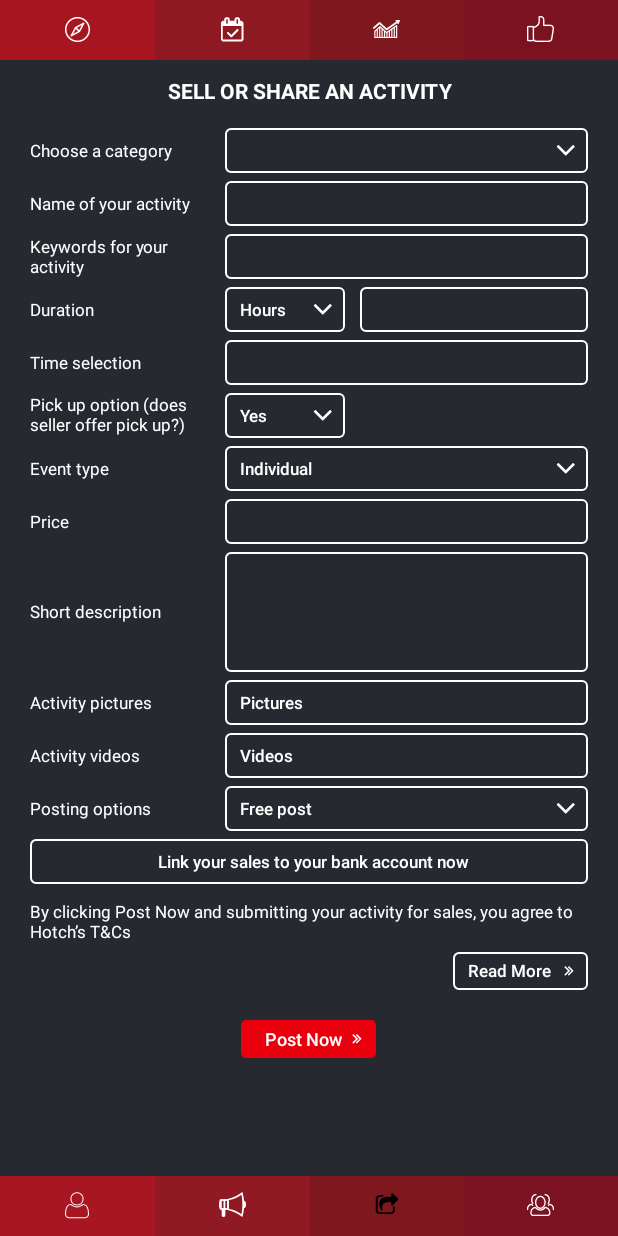
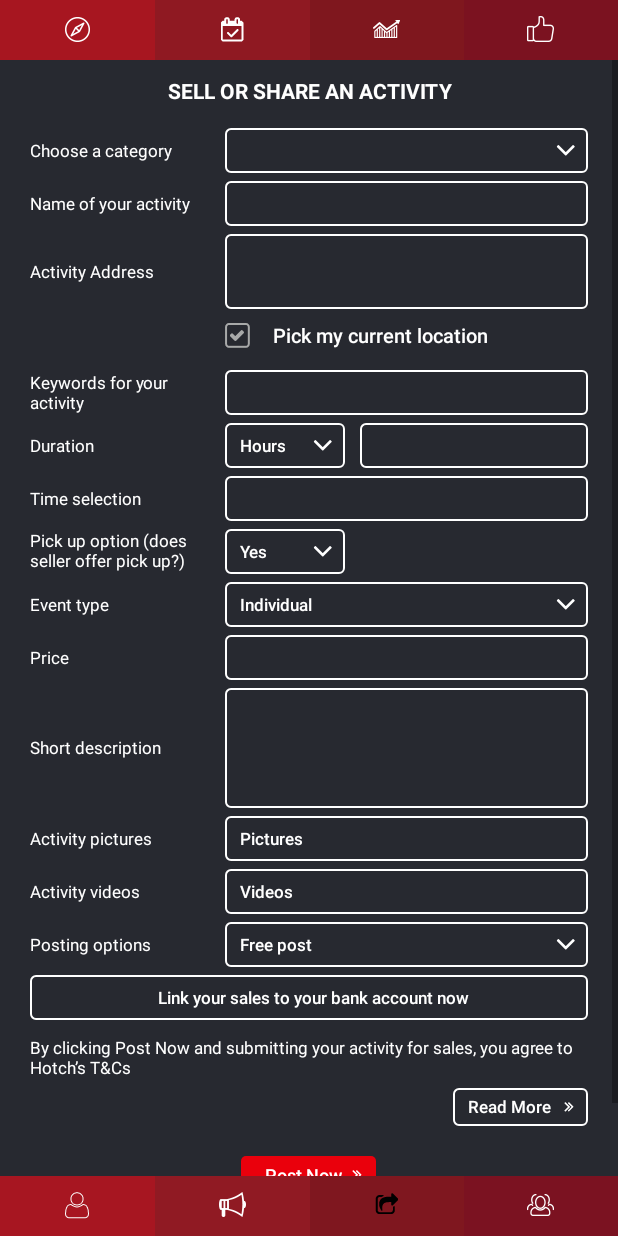
Before and after one commit to Narendra557/hotch, an Android app: the SellActivity screen opened directly, with no data from a screen before it, on a phone screen of 412 x 824 dp. Run offline under Robolectric (Android 15) with nearby library versions, the phone set to English and light mode, and no system bars.

Commit message:
Shared activity

```diff
--- /dev/null
+++ b/app/src/main/java/au/com/hellopeople/hotch/Activity/PostingOptionCompleted.java
@@ -0,0 +1,11 @@
+package au.com.hellopeople.hotch.Activity;
+
+/**
+ * Created by Dell on 6/1/2016.
+ */
+public interface PostingOptionCompleted {
+
+    void onAllPOCompleted(String[] allPostingOption, int[] allPostingOptionIds, String[] allPostingOptionPrices);
+
+
+}
--- /dev/null
+++ b/app/src/main/java/au/com/hellopeople/hotch/Activity/PostingOptionJSON.java
@@ -0,0 +1,98 @@
+package au.com.hellopeople.hotch.Activity;
+
+import android.content.Context;
+import android.os.AsyncTask;
+import android.widget.Toast;
+
+import org.json.JSONArray;
+import org.json.JSONException;
+import org.json.JSONObject;
+
+import java.io.BufferedReader;
+import java.io.InputStreamReader;
+import java.net.HttpURLConnection;
+import java.net.URL;
+
+import au.com.hellopeople.hotch.choose_category.CategoryCompleted;
+
+/**
+ * Created by Dell on 6/1/2016.
+ */
+public class PostingOptionJSON extends AsyncTask<String,Void,String> {
+
+    private Context context;
+    private PostingOptionCompleted mCallBack;
+
+    public PostingOptionJSON(Context context) {
+        this.context = context;
+        this.mCallBack = (PostingOptionCompleted) context;
+    }
+
+    protected void onPreExecute(){
+
+    }
+
+    @Override
+    protected String doInBackground(String... args) {
+//        String category = args[0];
+
+        String link;
+        String data;
+        BufferedReader bufferedReader;
+        String result;
+
+        try {
+//            data = "?category=" + URLEncoder.encode(category, "UTF-8");
+
+            link = "http://www.myhotch.com/app_control/get_all_posting_options.php"; // + data;
+            URL url = new URL(link);
+            HttpURLConnection con = (HttpURLConnection) url.openConnection();
+
+            bufferedReader = new BufferedReader(new InputStreamReader(con.getInputStream()));
+            result = bufferedReader.readLine();
+            return result;
+        } catch (Exception e) {
+            return new String("Exception: " + e.getMessage());
+        }
+    }
+
+    @Override
+    protected void onPostExecute(String result){
+        String jsonStr = result;
+        if (jsonStr != null) {
+            try {
+                JSONObject obj = new JSONObject(jsonStr);
+                if(obj != null) {
+//                    List<String> categoryList = new ArrayList<String>();
+
+                    JSONArray postingOptionArr = obj.optJSONArray("posting_options");
+                    String[] allPostingOption = new String[postingOptionArr.length()];
+                    int[] allPostingOptionIds = new int[postingOptionArr.length()];
+                    String[] allPostingOptionPrices = new String[postingOptionArr.length()];
+                    if (postingOptionArr != null) {
+//                        onMainArrComplete(jsonMainArr.length());
+                        for (int i = 0; i < postingOptionArr.length(); i++) {
+                            // Get the JSONObject ...........................
+                            JSONObject postingOptionObj = postingOptionArr.getJSONObject(i);
+                            if (postingOptionObj != null) {
+                                int poId = postingOptionObj.getInt("po_id");
+                                String poName = postingOptionObj.getString("po_name").toString();
+                                String poPrice = postingOptionObj.getString("po_price").toString();
+                                allPostingOption[i] = poName;
+                                allPostingOptionIds[i] = poId;
+                                allPostingOptionPrices[i] = poPrice;
+                            }
+                        }
+                        mCallBack.onAllPOCompleted(allPostingOption, allPostingOptionIds, allPostingOptionPrices);
+                    }
+                }
+
+            } catch (JSONException e) {
+                e.printStackTrace();
+                Toast.makeText(context, "Error parsing JSON data.", Toast.LENGTH_SHORT).show();
+            }
+        } else {
+            Toast.makeText(context, "Couldn't get any JSON data.", Toast.LENGTH_SHORT).show();
+        }
+    }
+}
--- a/app/src/main/java/au/com/hellopeople/hotch/login/LoginCompleted.java
+++ b/app/src/main/java/au/com/hellopeople/hotch/login/LoginCompleted.java
@@ -4,6 +4,6 @@ package au.com.hellopeople.hotch.login;
  * Created by Dell on 5/16/2016.
  */
 public interface LoginCompleted {
-    void onLoginCompleted(String firstName, String lastName, String userName, String message, String profilePhoto);
+    void onLoginCompleted(int personId, String firstName, String lastName, String userName, String message, String profilePhoto);
 
 }
--- a/app/src/main/java/au/com/hellopeople/hotch/login/LoginValidation.java
+++ b/app/src/main/java/au/com/hellopeople/hotch/login/LoginValidation.java
@@ -78,7 +78,7 @@ public class LoginValidation extends AsyncTask<String,Void,String> {
                     // Get the JSONObject ...........................
                     JSONObject profileObj = profileArr.getJSONObject(0);
                     if (profileObj != null) {
-//                            int concernId = concernObj.getInt("c_id");
+                        int personId = profileObj.getInt("person_id");
                         String firstName = profileObj.getString("first_name").toString();
                         String lastName = profileObj.getString("last_name").toString();
                         String userName = profileObj.getString("username").toString();
@@ -87,7 +87,7 @@ public class LoginValidation extends AsyncTask<String,Void,String> {
 
 //                            profile[i] = firstName;
 //                            allConcernsIds[i] = concernId;
-                        mCallBack.onLoginCompleted(firstName, lastName, userName, message, profilePhoto);
+                        mCallBack.onLoginCompleted(personId, firstName, lastName, userName, message, profilePhoto);
                     }
 //                    }
 //                    mCallBack.onConcernCompleted(allConcerns, allConcernsIds);
--- a/app/src/main/res/layout/activity_register.xml
+++ b/app/src/main/res/layout/activity_register.xml
@@ -82,7 +82,7 @@
                 android:layout_height="match_parent"
                 android:id="@+id/personal_info_layout"
                 android:paddingBottom="20dp"
-                android:visibility="visible">
+                android:visibility="gone">
 
                 <LinearLayout
                     android:orientation="vertical"
@@ -511,7 +511,7 @@
                 android:layout_height="match_parent"
                 android:id="@+id/about_yourself_layout"
                 android:paddingBottom="20dp"
-                android:visibility="gone">
+                android:visibility="visible">
 
                 <TextView
                     android:layout_width="match_parent"
--- a/app/src/main/res/layout/activity_sell_activity.xml
+++ b/app/src/main/res/layout/activity_sell_activity.xml
@@ -115,7 +115,6 @@
                     android:text="@string/choose_a_category"
                     android:id="@+id/textView38"
                     android:layout_alignTop="@+id/email_text"
-                    android:layout_alignStart="@+id/personMessageText"
                     android:textColor="#fff"
                     android:gravity="center_vertical"
                     android:textSize="11sp"
@@ -158,7 +157,6 @@
                     android:id="@+id/textView54"
                     android:textColor="#fff"
                     android:gravity="center_vertical"
-                    android:layout_alignStart="@+id/textView38"
                     android:textSize="11sp"
                     android:layout_marginLeft="20dp" />
 
@@ -180,12 +178,66 @@
                     android:layout_marginLeft="10dp"
                     android:layout_marginRight="20dp" />
             </RelativeLayout>
+            <RelativeLayout
+                android:layout_width="match_parent"
+                android:layout_height="match_parent"
+                android:id="@+id/address_id"
+                android:layout_marginTop="5dp"
+                android:layout_below="@+id/activity_name_id" >
 
+                <EditText
+                    android:layout_width="match_parent"
+                    android:layout_height="50dp"
+                    android:inputType="textMultiLine"
+                    android:background="@drawable/dark_white_round_corners"
+                    android:ems="10"
+                    android:textColor="@color/white_color"
+                    android:id="@+id/activityAddressText"
+                    android:textColorHint="@color/white_color"
+                    android:textSize="11sp"
+                    android:layout_alignParentRight="true"
+                    android:layout_alignParentEnd="true"
+                    android:layout_toRightOf="@+id/textView17"
+                    android:layout_toEndOf="@+id/textView17"
+                    android:layout_marginLeft="10dp"
+                    android:layout_marginRight="20dp" />
+
+                <TextView
+                    android:layout_width="120dp"
+                    android:layout_height="40dp"
+                    android:textAppearance="?android:attr/textAppearanceSmall"
+                    android:text="@string/activity_address"
+                    android:id="@+id/textView17"
+                    android:textColor="@color/white_color"
+                    android:gravity="center_vertical"
+                    android:textSize="11sp"
+                    android:layout_marginLeft="20dp"
+                    android:layout_marginTop="5dp" />
+
+                <Button
+                    style="?android:borderlessButtonStyle"
+                    android:layout_width="190dp"
+                    android:layout_height="30dp"
+                    android:text="@string/pick_my_current_location"
+                    android:id="@+id/pickCurrentLocationButton"
+                    android:drawableLeft="@drawable/remember_me_select_grey"
+                    android:background="@color/transperent_color"
+                    android:textColor="@color/white_color"
+                    android:textSize="13sp"
+                    android:paddingBottom="5dp"
+                    android:layout_alignParentBottom="false"
+                    android:layout_centerHorizontal="true"
+                    android:layout_below="@+id/activityAddressText"
+                    android:layout_marginTop="5dp"
+                    android:textAllCaps="false"
+                    android:onClick="pickMyLocationClick"
+                    android:layout_alignLeft="@+id/activityAddressText" />
+            </RelativeLayout>
             <RelativeLayout
                 android:layout_width="match_parent"
                 android:layout_height="match_parent"
                 android:id="@+id/keywords_id"
-                android:layout_below="@+id/activity_name_id"
+                android:layout_below="@+id/address_id"
                 android:layout_marginTop="5dp">
 
                 <EditText
@@ -213,9 +265,6 @@
                     android:id="@+id/textView57"
                     android:textColor="#fff"
                     android:gravity="center_vertical"
-                    android:layout_below="@+id/keywords_id"
-                    android:layout_alignLeft="@+id/personMessageText"
-                    android:layout_alignStart="@+id/textView54"
                     android:textSize="11sp"
                     android:layout_marginLeft="20dp" />
             </RelativeLayout>
@@ -273,9 +322,6 @@
                     android:id="@+id/textView58"
                     android:textColor="#fff"
                     android:gravity="center_vertical"
-                    android:layout_below="@+id/keywords_id"
-                    android:layout_alignLeft="@+id/textView57"
-                    android:layout_alignStart="@+id/textView57"
                     android:textSize="11sp"
                     android:layout_marginLeft="20dp" />
             </RelativeLayout>
@@ -314,9 +360,6 @@
                     android:id="@+id/textView59"
                     android:textColor="#fff"
                     android:gravity="center_vertical"
-                    android:layout_below="@+id/duration_id"
-                    android:layout_alignLeft="@+id/textView58"
-                    android:layout_alignStart="@+id/textView58"
                     android:textSize="11sp"
                     android:layout_marginLeft="20dp" />
             </RelativeLayout>
@@ -341,13 +384,13 @@
                     android:textColorHint="#fff"
                     android:inputType="textPersonName"
                     android:textAllCaps="false"
-                    android:layout_below="@+id/time_selection_id"
                     android:text="@string/yes"
                     android:gravity="left|center_vertical"
                     android:paddingLeft="10dp"
                     android:paddingRight="4dp"
                     android:layout_toRightOf="@+id/textView60"
-                    android:layout_marginLeft="10dp" />
+                    android:layout_marginLeft="10dp"
+                    android:onClick="pickupOptionClick"/>
 
                 <TextView
                     android:layout_width="120dp"
@@ -357,7 +400,6 @@
                     android:id="@+id/textView60"
                     android:textColor="#fff"
                     android:gravity="center_vertical"
-                    android:layout_alignStart="@+id/textView59"
                     android:textSize="11sp"
                     android:layout_marginLeft="20dp" />
             </RelativeLayout>
@@ -404,7 +446,6 @@
                     android:textColor="#fff"
                     android:gravity="center_vertical"
                     android:textSize="11sp"
-                    android:layout_alignStart="@+id/textView60"
                     android:layout_marginLeft="20dp" />
             </RelativeLayout>
 
@@ -442,7 +483,6 @@
                     android:gravity="center_vertical"
                     android:textSize="11sp"
                     android:layout_alignTop="@+id/priceText"
-                    android:layout_alignStart="@+id/textView65"
                     android:layout_marginLeft="20dp" />
             </RelativeLayout>
 
@@ -479,7 +519,6 @@
                     android:textColor="#fff"
                     android:gravity="center_vertical"
                     android:textSize="11sp"
-                    android:layout_alignStart="@+id/textView66"
                     android:layout_marginTop="20dp"
                     android:layout_marginLeft="20dp" />
             </RelativeLayout>
@@ -500,7 +539,6 @@
                     android:textColor="#fff"
                     android:gravity="center_vertical"
                     android:textSize="11sp"
-                    android:layout_alignStart="@+id/textView65"
                     android:layout_marginLeft="20dp" />
 
                 <Button
@@ -541,7 +579,6 @@
                     android:textColor="#fff"
                     android:gravity="center_vertical"
                     android:textSize="11sp"
-                    android:layout_alignStart="@+id/textView65"
                     android:layout_marginLeft="20dp" />
 
                 <Button
@@ -594,7 +631,8 @@
                     android:layout_toEndOf="@+id/textView68"
                     android:layout_marginRight="20dp"
                     android:layout_toRightOf="@+id/textView68"
-                    android:layout_marginLeft="10dp" />
+                    android:layout_marginLeft="10dp"
+                    android:onClick="postingOptionClick"/>
 
                 <TextView
                     android:layout_width="120dp"
@@ -605,7 +643,6 @@
                     android:textColor="#fff"
                     android:gravity="center_vertical"
                     android:textSize="11sp"
-                    android:layout_alignStart="@+id/textView60"
                     android:layout_marginLeft="20dp" />
             </RelativeLayout>
 
@@ -698,7 +735,7 @@
                 android:textColor="@drawable/white_text_color"
                 android:textSize="12sp"
                 android:textAllCaps="false"
-                android:onClick="rememberMe"
+                android:onClick="postActivity"
                 android:drawableRight="@drawable/next_arrow"
                 android:layout_below="@+id/terms_con_id"
                 android:layout_centerHorizontal="true"
--- a/app/src/main/res/values/strings.xml
+++ b/app/src/main/res/values/strings.xml
@@ -206,4 +206,5 @@
     <string name="our_recommendations">OUR RECOMMENDATIONS</string>
     <string name="our_events1">OUR EVENTS</string>
     <string name="trending_now">TRENDING NOW</string>
+    <string name="activity_address">Activity Address</string>
 </resources>
```
Also changed, not shown: app/src/main/java/au/com/hellopeople/hotch/Activity/SellOrShareActivity.java (added, +132 -0 lines), app/src/main/java/au/com/hellopeople/hotch/SellActivity.java (+117 -78 lines), app/src/main/java/au/com/hellopeople/hotch/login/LoginActivity.java (+9 -1 lines).
